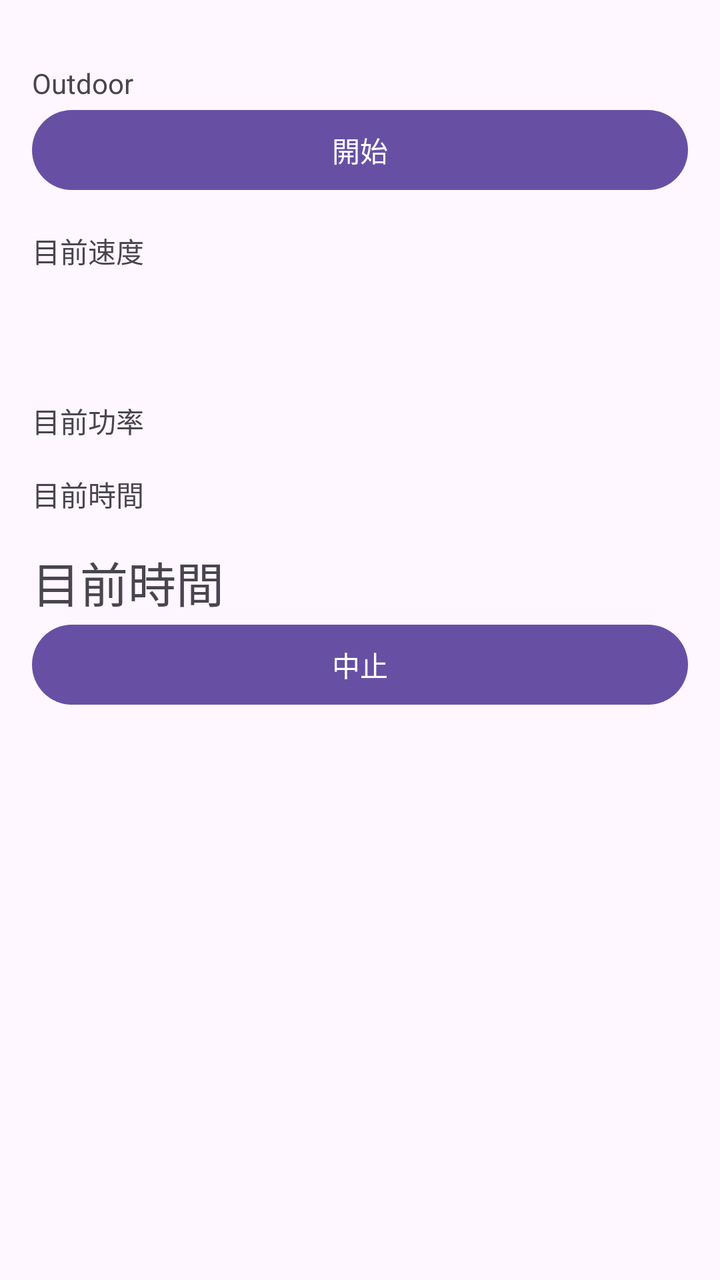
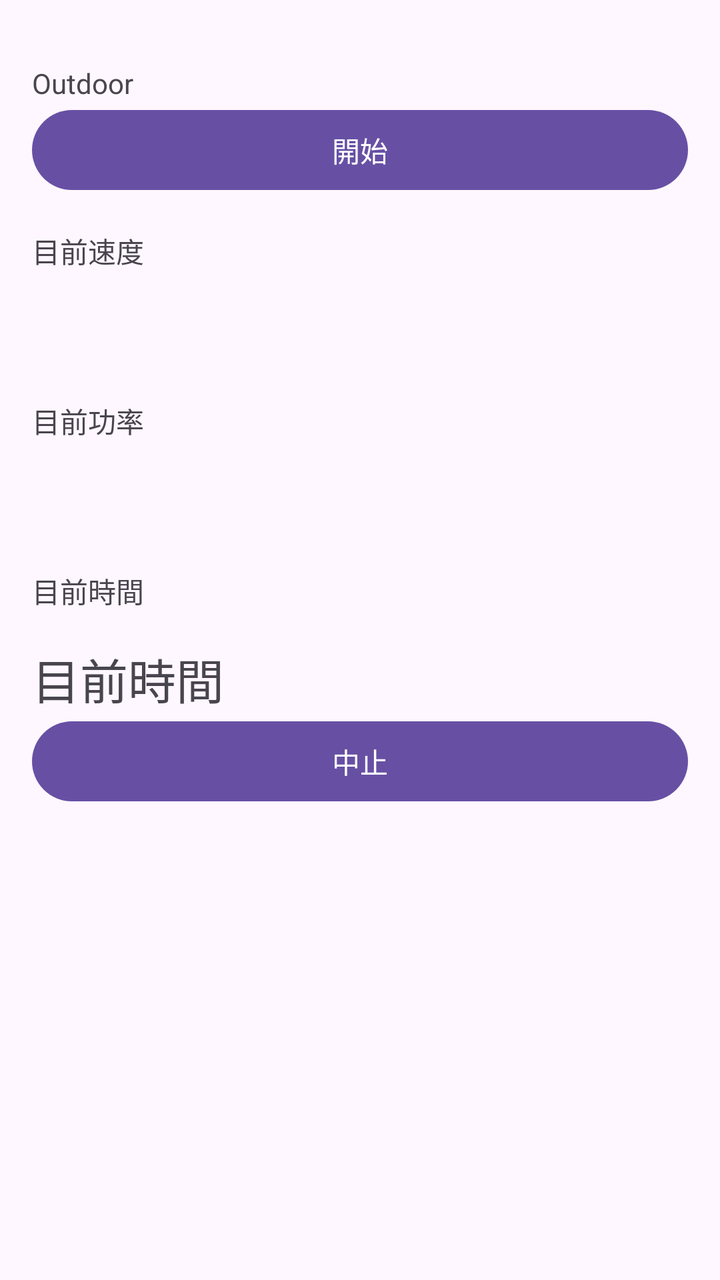

Two renders of the same Android screen: before a commit and after it. Below are the layout's source before the change and the commit's diff.
<!-- AndroidManifest.xml: application theme Theme.BmiCalculator -->
<!-- res/layout/activity_outdoor.xml -->
<?xml version="1.0" encoding="utf-8"?>
<ScrollView xmlns:android="http://schemas.android.com/apk/res/android"
    android:layout_width="match_parent"
    android:layout_height="match_parent">

    <LinearLayout
        android:layout_width="match_parent"
        android:layout_height="wrap_content"
        android:orientation="vertical"
        android:padding="16dp">

        <TextView
            android:layout_width="match_parent"
            android:layout_height="wrap_content"
            android:text="@string/Outdoor"
            android:paddingTop="16dp"/>

        <Button
            android:id="@+id/buttonStart"
            android:layout_width="match_parent"
            android:layout_height="wrap_content"
            android:text="@string/start" />

        <TextView
            android:layout_width="match_parent"
            android:layout_height="wrap_content"
            android:text="@string/now_speed"
            android:paddingTop="16dp"/>

        <TextView
            android:id="@+id/textViewSpeed"
            android:layout_width="match_parent"
            android:layout_height="wrap_content"
            android:paddingTop="16dp"
            android:textSize="24sp" />

        <TextView
            android:layout_width="match_parent"
            android:layout_height="wrap_content"
            android:text="@string/now_power"
            android:paddingTop="16dp"/>



        <TextView
            android:layout_width="match_parent"
            android:layout_height="wrap_content"
            android:text="@string/now_time"
            android:paddingTop="16dp"/>

        <TextView
            android:id="@+id/textViewTime"
            android:layout_width="match_parent"
            android:layout_height="wrap_content"
            android:text="@string/now_time"
            android:paddingTop="16dp"
            android:textSize="24sp" />

        <Button
            android:id="@+id/buttonPause"
            android:layout_width="match_parent"
            android:layout_height="wrap_content"
            android:text="@string/pause" />

    </LinearLayout>
</ScrollView>
<!-- resources referenced by this layout -->
<resources>
  <string name="Outdoor">Outdoor</string>
  <string name="now_power">目前功率</string>
  <string name="now_speed">目前速度</string>
  <string name="now_time">目前時間</string>
  <string name="pause">中止</string>
  <string name="start">開始</string>
  <style name="Theme.BmiCalculator" parent="Base.Theme.BmiCalculator" />
  <style name="Base.Theme.BmiCalculator" parent="Theme.Material3.DayNight.NoActionBar">
          
          
      </style>
</resources>

<!-- the commit's change to res/layout/activity_outdoor.xml (unified diff, before → after) -->
@@ -40,7 +40,12 @@
             android:text="@string/now_power"
             android:paddingTop="16dp"/>
 
-
+        <TextView
+            android:id="@+id/textViewPower"
+            android:layout_width="match_parent"
+            android:layout_height="wrap_content"
+            android:paddingTop="16dp"
+            android:textSize="24sp" />
 
         <TextView
             android:layout_width="match_parent"
